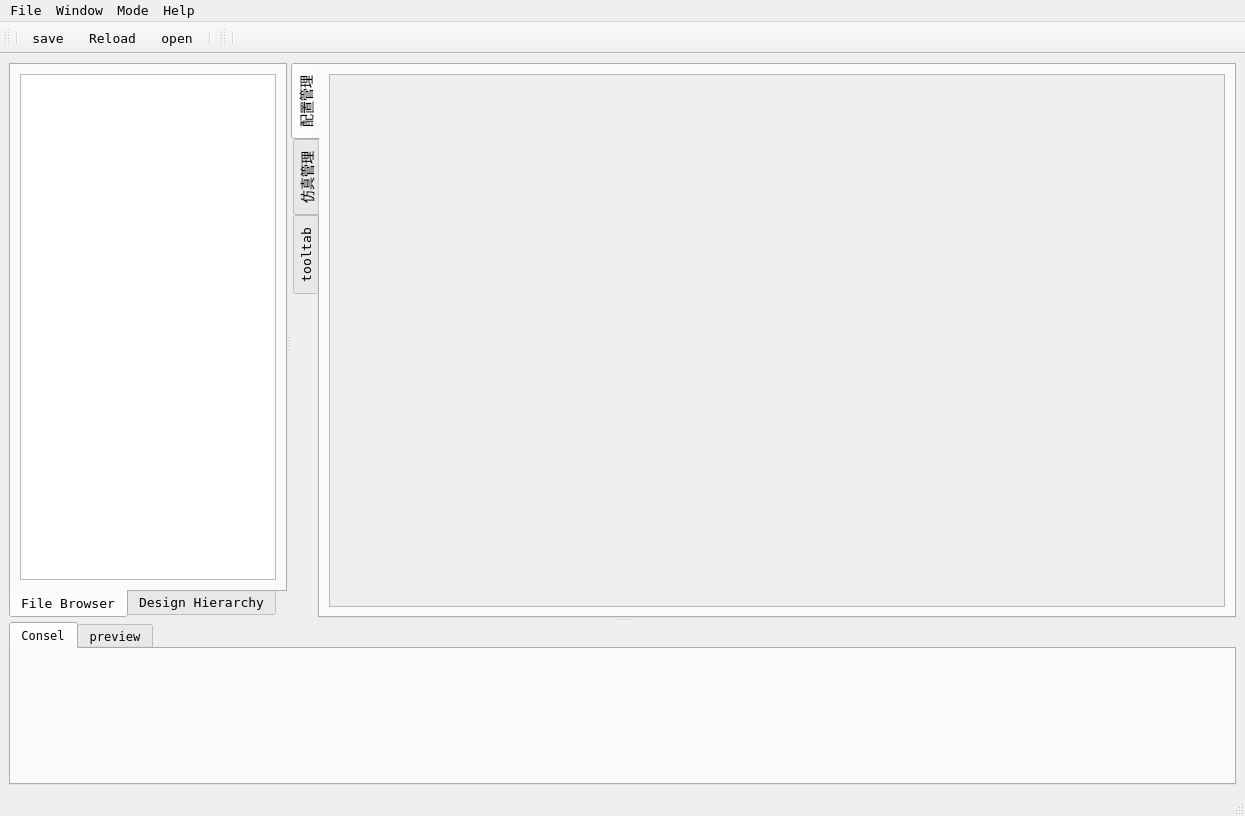
Before: the Qt Designer form uvs.ui in henry-czh/uvs_smt, drawn with Qt 5.
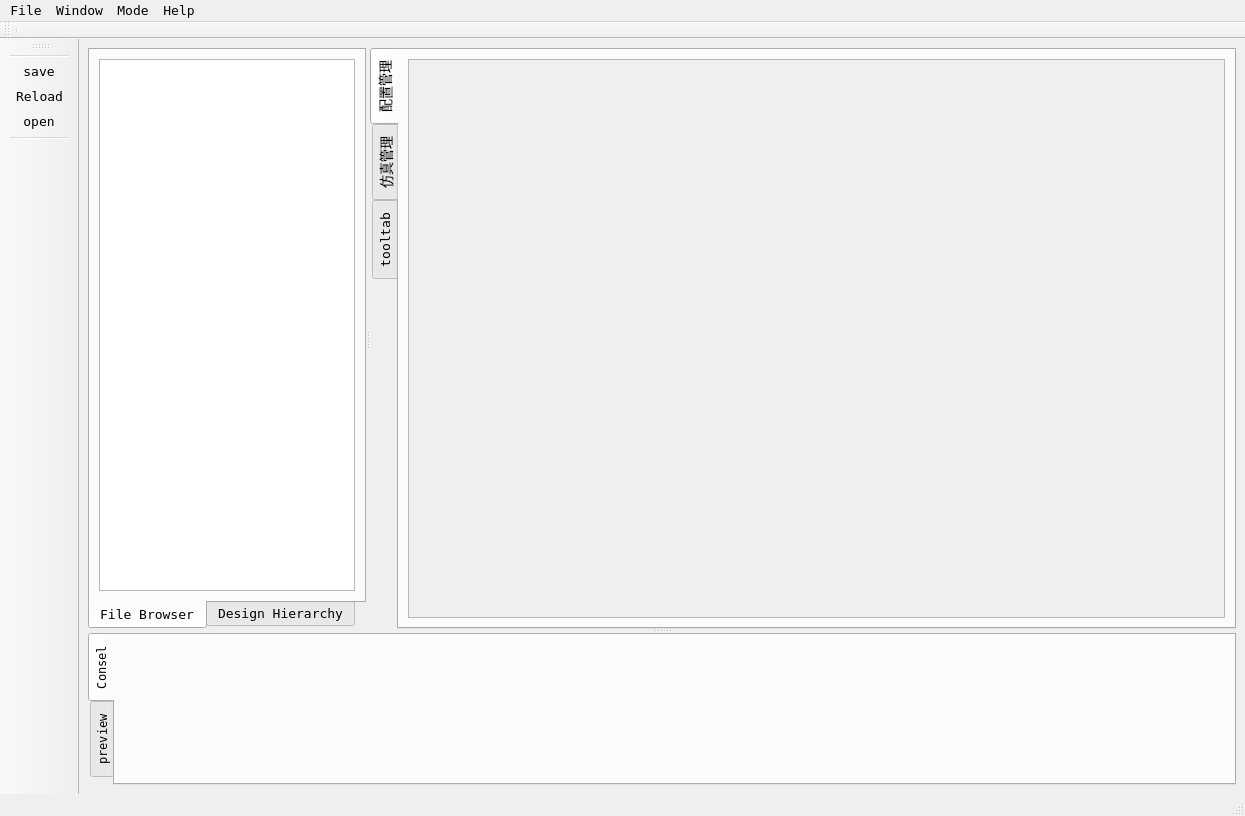
After: the same form once the commit is applied. Icons and pictures are not drawn.

Diff of the .ui file:
```diff
--- a/uvs.ui
+++ b/uvs.ui
@@ -339,8 +339,8 @@
               <rect>
                <x>0</x>
                <y>0</y>
-               <width>894</width>
-               <height>526</height>
+               <width>854</width>
+               <height>542</height>
               </rect>
              </property>
              <property name="sizePolicy">
@@ -776,6 +776,9 @@
        <property name="toolTipDuration">
         <number>0</number>
        </property>
+       <property name="tabPosition">
+        <enum>QTabWidget::West</enum>
+       </property>
        <property name="currentIndex">
         <number>0</number>
        </property>
@@ -903,7 +906,7 @@
     <string>toolBar</string>
    </property>
    <attribute name="toolBarArea">
-    <enum>TopToolBarArea</enum>
+    <enum>LeftToolBarArea</enum>
    </attribute>
    <attribute name="toolBarBreak">
     <bool>false</bool>
```
Left out of the diff: 2 changed lines with no effect on the pictures.
